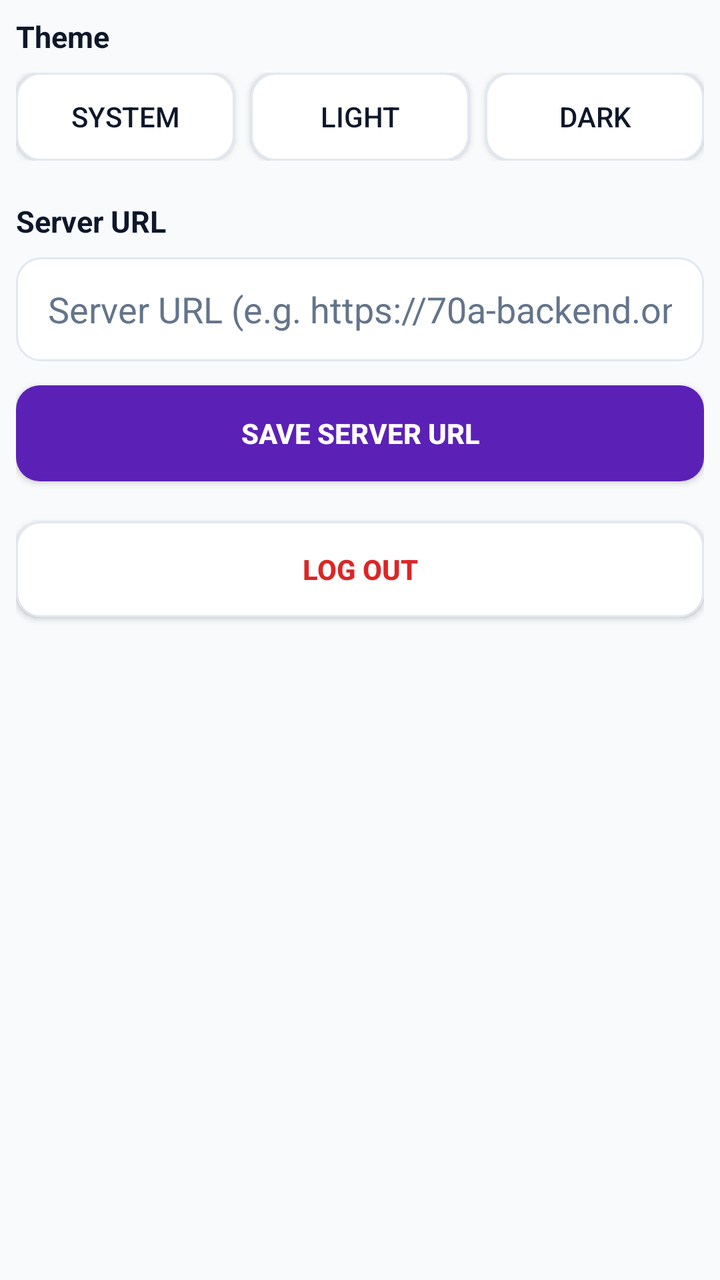
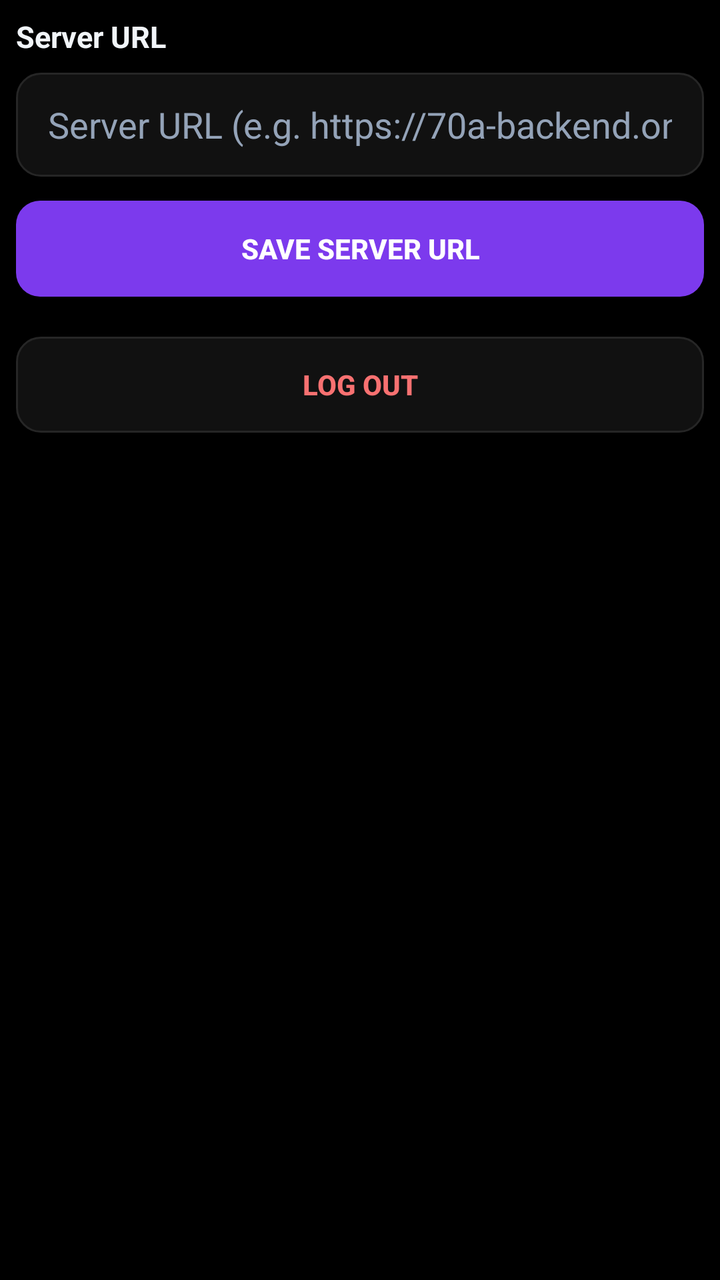

Screens rendered from an Android XML layout before and after an edit, with the pre-edit source and the edit as a unified diff.
<!-- AndroidManifest.xml: application theme Theme.PicStory -->
<!-- res/layout/dialog_settings.xml -->
<?xml version="1.0" encoding="utf-8"?>
<LinearLayout xmlns:android="http://schemas.android.com/apk/res/android"
    android:layout_width="match_parent"
    android:layout_height="wrap_content"
    android:orientation="vertical"
    android:padding="8dp">

    <TextView
        android:layout_width="wrap_content"
        android:layout_height="wrap_content"
        android:text="@string/theme"
        android:textColor="@color/textPrimary"
        android:textSize="15sp"
        android:textStyle="bold" />

    <LinearLayout
        android:layout_width="match_parent"
        android:layout_height="wrap_content"
        android:layout_marginTop="8dp"
        android:orientation="horizontal">

        <Button
            android:id="@+id/btnThemeSystem"
            android:layout_width="0dp"
            android:layout_height="44dp"
            android:layout_weight="1"
            android:background="@drawable/edit_bg"
            android:text="@string/theme_system"
            android:textColor="@color/textPrimary" />

        <Button
            android:id="@+id/btnThemeLight"
            android:layout_width="0dp"
            android:layout_height="44dp"
            android:layout_marginStart="8dp"
            android:layout_weight="1"
            android:background="@drawable/edit_bg"
            android:text="@string/theme_light"
            android:textColor="@color/textPrimary" />

        <Button
            android:id="@+id/btnThemeDark"
            android:layout_width="0dp"
            android:layout_height="44dp"
            android:layout_marginStart="8dp"
            android:layout_weight="1"
            android:background="@drawable/edit_bg"
            android:text="@string/theme_dark"
            android:textColor="@color/textPrimary" />
    </LinearLayout>

    <TextView
        android:layout_width="wrap_content"
        android:layout_height="wrap_content"
        android:layout_marginTop="20dp"
        android:text="@string/server_url"
        android:textColor="@color/textPrimary"
        android:textSize="15sp"
        android:textStyle="bold" />

    <EditText
        android:id="@+id/etServerUrl"
        android:layout_width="match_parent"
        android:layout_height="52dp"
        android:layout_marginTop="8dp"
        android:background="@drawable/edit_bg"
        android:hint="@string/server_url_hint"
        android:inputType="textUri"
        android:paddingStart="16dp"
        android:paddingEnd="16dp"
        android:textColor="@color/textPrimary"
        android:textColorHint="@color/textSecondary" />

    <Button
        android:id="@+id/btnSaveServer"
        android:layout_width="match_parent"
        android:layout_height="48dp"
        android:layout_marginTop="12dp"
        android:background="@drawable/btn_primary"
        android:text="@string/save_server_url"
        android:textColor="@color/white"
        android:textStyle="bold" />

    <Button
        android:id="@+id/btnLogoutSettings"
        android:layout_width="match_parent"
        android:layout_height="48dp"
        android:layout_marginTop="20dp"
        android:background="@drawable/edit_bg"
        android:text="@string/logout"
        android:textColor="@color/danger"
        android:textStyle="bold" />
</LinearLayout>
<!-- resources referenced by this layout -->
<resources>
  <color name="danger">#DC2626</color>
  <color name="textPrimary">#0F172A</color>
  <color name="textSecondary">#64748B</color>
  <color name="white">#FFFFFF</color>
  <!-- drawable btn_primary (drawable) -->
  <?xml version="1.0" encoding="utf-8"?>
  <shape xmlns:android="http://schemas.android.com/apk/res/android"
      android:shape="rectangle">
      <solid android:color="@color/colorPrimary" />
      <corners android:radius="12dp" />
  </shape>
  <!-- drawable edit_bg (drawable) -->
  <?xml version="1.0" encoding="utf-8"?>
  <shape xmlns:android="http://schemas.android.com/apk/res/android"
      android:shape="rectangle">
      <solid android:color="@color/card" />
      <stroke android:width="1dp" android:color="@color/divider" />
      <corners android:radius="12dp" />
  </shape>
  <string name="logout">Log Out</string>
  <string name="save_server_url">Save Server URL</string>
  <string name="server_url">Server URL</string>
  <string name="server_url_hint">Server URL (e.g. https://70a-backend.onrender.com)</string>
  <string name="theme">Theme</string>
  <string name="theme_dark">Dark</string>
  <string name="theme_light">Light</string>
  <string name="theme_system">System</string>
  <style name="Theme.PicStory" parent="android:Theme.Material.Light.NoActionBar">
          <item name="android:windowBackground">@color/background</item>
          <item name="android:colorPrimary">@color/colorPrimary</item>
          <item name="android:colorPrimaryDark">@color/colorPrimaryDark</item>
          <item name="android:colorAccent">@color/colorAccent</item>
          <item name="android:textColorPrimary">@color/textPrimary</item>
          <item name="android:textColorSecondary">@color/textSecondary</item>
          <item name="android:windowLightStatusBar">true</item>
      </style>
  <color name="colorPrimary">#5B21B6</color>
  <color name="card">#FFFFFF</color>
  <color name="divider">#E2E8F0</color>
  <color name="background">#F8FAFC</color>
  <color name="colorPrimaryDark">#4C1D95</color>
  <color name="colorAccent">#F59E0B</color>
</resources>

<!-- the commit's change to res/layout/dialog_settings.xml (unified diff, before → after) -->
@@ -8,51 +8,6 @@
     <TextView
         android:layout_width="wrap_content"
         android:layout_height="wrap_content"
-        android:text="@string/theme"
-        android:textColor="@color/textPrimary"
-        android:textSize="15sp"
-        android:textStyle="bold" />
-
-    <LinearLayout
-        android:layout_width="match_parent"
-        android:layout_height="wrap_content"
-        android:layout_marginTop="8dp"
-        android:orientation="horizontal">
-
-        <Button
-            android:id="@+id/btnThemeSystem"
-            android:layout_width="0dp"
-            android:layout_height="44dp"
-            android:layout_weight="1"
-            android:background="@drawable/edit_bg"
-            android:text="@string/theme_system"
-            android:textColor="@color/textPrimary" />
-
-        <Button
-            android:id="@+id/btnThemeLight"
-            android:layout_width="0dp"
-            android:layout_height="44dp"
-            android:layout_marginStart="8dp"
-            android:layout_weight="1"
-            android:background="@drawable/edit_bg"
-            android:text="@string/theme_light"
-            android:textColor="@color/textPrimary" />
-
-        <Button
-            android:id="@+id/btnThemeDark"
-            android:layout_width="0dp"
-            android:layout_height="44dp"
-            android:layout_marginStart="8dp"
-            android:layout_weight="1"
-            android:background="@drawable/edit_bg"
-            android:text="@string/theme_dark"
-            android:textColor="@color/textPrimary" />
-    </LinearLayout>
-
-    <TextView
-        android:layout_width="wrap_content"
-        android:layout_height="wrap_content"
-        android:layout_marginTop="20dp"
         android:text="@string/server_url"
         android:textColor="@color/textPrimary"
         android:textSize="15sp"
<!-- resource entries referenced after the edit -->
@@ -1,8 +1,8 @@
 <!-- resources referenced by this layout -->
 <resources>
-  <color name="danger">#DC2626</color>
-  <color name="textPrimary">#0F172A</color>
-  <color name="textSecondary">#64748B</color>
+  <color name="danger">#F87171</color>
+  <color name="textPrimary">#F1F5F9</color>
+  <color name="textSecondary">#94A3B8</color>
   <color name="white">#FFFFFF</color>
   <!-- drawable btn_primary (drawable) -->
   <?xml version="1.0" encoding="utf-8"?>
@@ -23,24 +23,20 @@
   <string name="save_server_url">Save Server URL</string>
   <string name="server_url">Server URL</string>
   <string name="server_url_hint">Server URL (e.g. https://70a-backend.onrender.com)</string>
-  <string name="theme">Theme</string>
-  <string name="theme_dark">Dark</string>
-  <string name="theme_light">Light</string>
-  <string name="theme_system">System</string>
-  <style name="Theme.PicStory" parent="android:Theme.Material.Light.NoActionBar">
+  <style name="Theme.PicStory" parent="android:Theme.Material.NoActionBar">
           <item name="android:windowBackground">@color/background</item>
           <item name="android:colorPrimary">@color/colorPrimary</item>
           <item name="android:colorPrimaryDark">@color/colorPrimaryDark</item>
           <item name="android:colorAccent">@color/colorAccent</item>
           <item name="android:textColorPrimary">@color/textPrimary</item>
           <item name="android:textColorSecondary">@color/textSecondary</item>
-          <item name="android:windowLightStatusBar">true</item>
+          <item name="android:windowLightStatusBar">false</item>
       </style>
-  <color name="colorPrimary">#5B21B6</color>
-  <color name="card">#FFFFFF</color>
-  <color name="divider">#E2E8F0</color>
-  <color name="background">#F8FAFC</color>
-  <color name="colorPrimaryDark">#4C1D95</color>
-  <color name="colorAccent">#F59E0B</color>
+  <color name="colorPrimary">#7C3AED</color>
+  <color name="card">#111111</color>
+  <color name="divider">#262626</color>
+  <color name="background">#000000</color>
+  <color name="colorPrimaryDark">#5B21B6</color>
+  <color name="colorAccent">#FBBF24</color>
 </resources>
 
